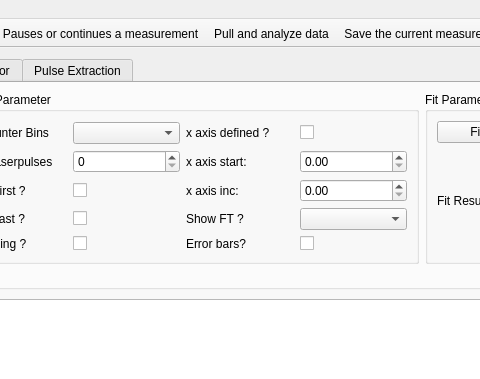
Above: gui/pulsed/ui_pulsed_maingui.ui from Ulm-IQO/qudi before the change; both pictures show x 304 to 784 and y 0 to 379 of the 1009 by 906 pixel window. Below: the same form after it.
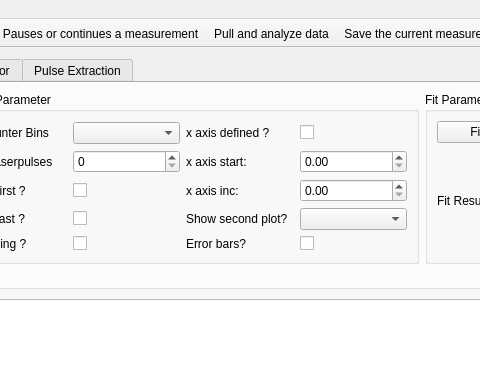
That is the form after the change. Icons and pictures are not drawn. Custom widgets are drawn as their Qt base class.

Commit message: Ft and log plot should work now in principle. There is probably a better way to compute FT and for the log plot the first measuring point is truncated since log(0) is not defined...

Diff of the .ui file:
```diff
--- a/gui/pulsed/ui_pulsed_maingui.ui
+++ b/gui/pulsed/ui_pulsed_maingui.ui
@@ -323,7 +323,7 @@
                  <item row="3" column="2">
                   <widget class="QLabel" name="label_19">
                    <property name="text">
-                    <string>Show FT ?</string>
+                    <string>Show second plot?</string>
                    </property>
                   </widget>
                  </item>
```
Left out of the diff: 2 changed lines with no effect on the pictures. The commit also changes 1 other file.
